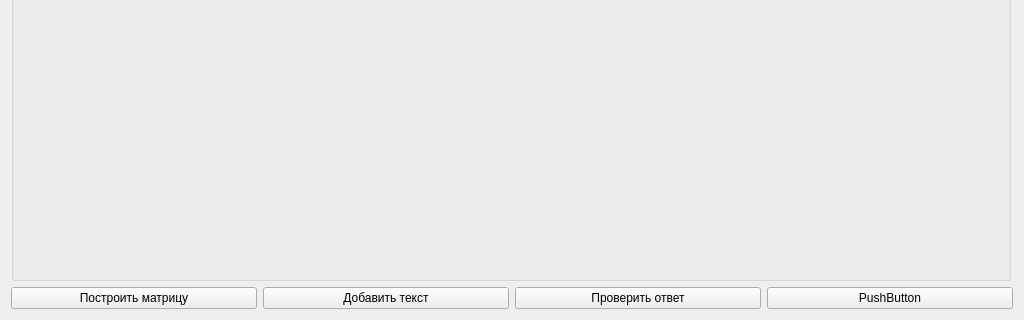
Qt form mainwindow.ui (YakSid/ExamDiagnosis) before a commit; both pictures show x 0 to 1024 and y 430 to 750 of the 1024 by 750 pixel window.
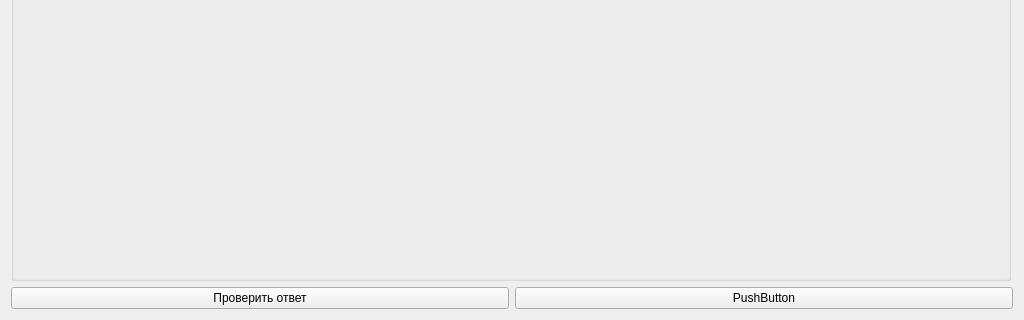
The same form after that commit.

Patch:
```diff
--- a/mainwindow.ui
+++ b/mainwindow.ui
@@ -37,20 +37,6 @@
     </item>
     <item>
      <layout class="QHBoxLayout" name="horizontalLayout">
-      <item>
-       <widget class="QPushButton" name="pushButton">
-        <property name="text">
-         <string>Построить матрицу</string>
-        </property>
-       </widget>
-      </item>
-      <item>
-       <widget class="QPushButton" name="pushButton_2">
-        <property name="text">
-         <string>Добавить текст</string>
-        </property>
-       </widget>
-      </item>
       <item>
        <widget class="QPushButton" name="pushButton_3">
         <property name="text">
```
